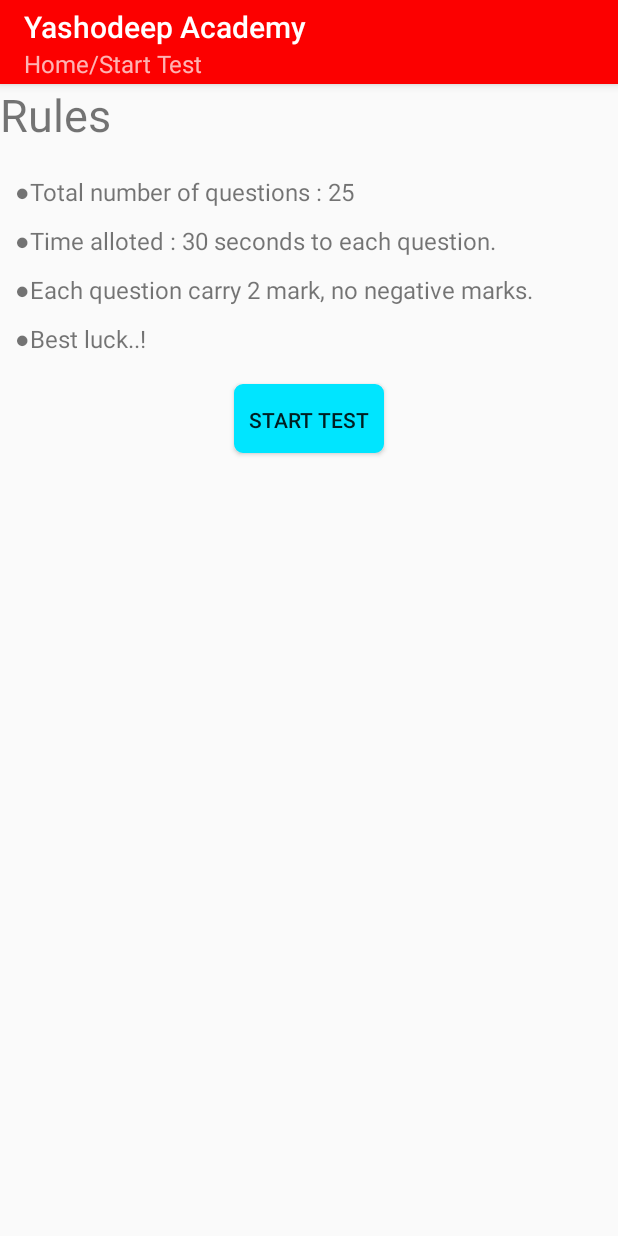
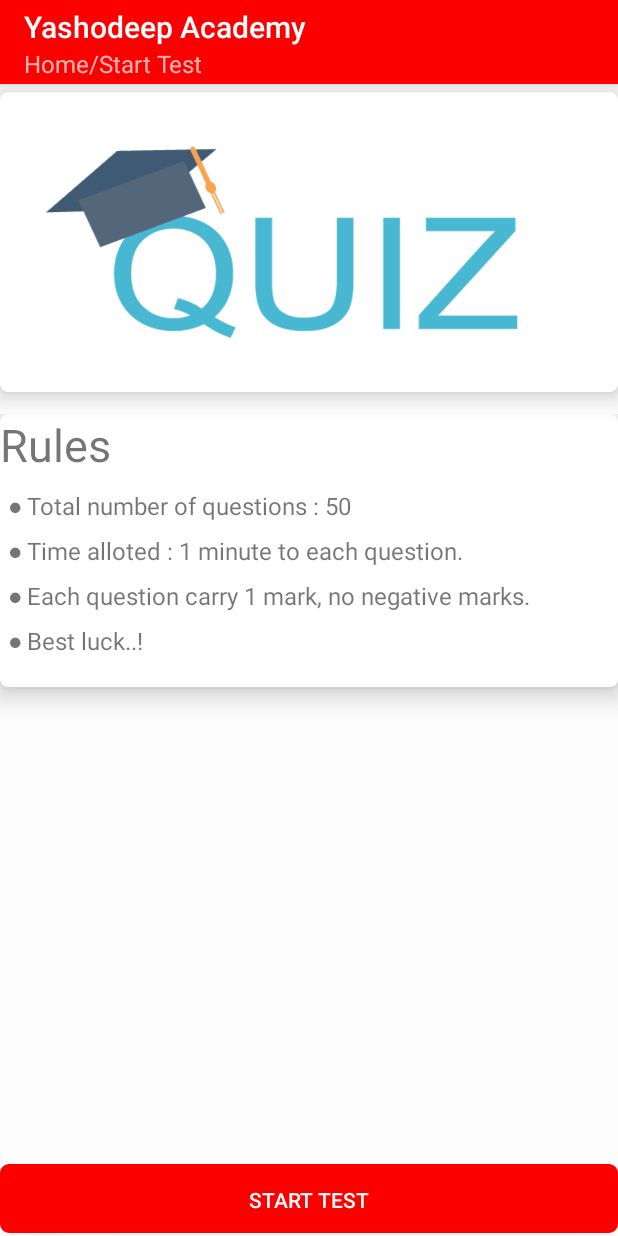
Before and after one commit to Akshay1213/YDAcademy, an Android app: the StartTest screen opened directly, with no data from a screen before it, on a phone screen of 412 x 824 dp. Run offline under Robolectric (Android 15) with nearby library versions, the phone set to English and light mode, and no system bars; our stand-ins replace ButterKnife; network calls fail.

Commit message:
test,result,description,adapter,container_result,start_test

```diff
--- a/app/src/main/java/com/example/user/ydacademy/AdapterResult.java
+++ b/app/src/main/java/com/example/user/ydacademy/AdapterResult.java
@@ -255,7 +255,6 @@ public class AdapterResult extends RecyclerView.Adapter<RecyclerView.ViewHolder>
                     .setAnimationDuration(400)
                     .setGravityToExpand(Gravity.CENTER)
                     .build();
-
         }
 
     }
--- a/app/src/main/java/com/example/user/ydacademy/DescriptionActivity.java
+++ b/app/src/main/java/com/example/user/ydacademy/DescriptionActivity.java
@@ -53,7 +53,7 @@ public class DescriptionActivity extends AppCompatActivity {
 
         Log.d("desc", arr[0]);
 
-        for (int i = 0; i < 25; i++) {
+        for (int i = 0; i < 50; i++) {
             DataResult testData = new DataResult();
             testData.imageURL = "http://yashodeepacademy.co.in/" + class1 + "/" + es + chapter + "/q" + (i + 1) + ".PNG";
             testData.userans = arr[0].charAt(i);
--- a/app/src/main/res/layout/activity_result.xml
+++ b/app/src/main/res/layout/activity_result.xml
@@ -64,7 +64,7 @@
 
                 <TextView
                     android:id="@+id/txt_Correct"
-                    android:layout_width="150dp"
+                    android:layout_width="110dp"
                     android:layout_column="2"
                     android:layout_marginTop="50dp"
                     android:background="@drawable/shape"
@@ -165,6 +165,7 @@
         android:layout_marginTop="100dp"
         android:background="@drawable/style"
         android:backgroundTint="#ff1744"
-        android:text="view Description" />
+        android:text="view Description"
+        android:textColor="@color/white" />
 
 </RelativeLayout>
--- a/app/src/main/res/layout/activity_start_test.xml
+++ b/app/src/main/res/layout/activity_start_test.xml
@@ -1,101 +1,166 @@
 <?xml version="1.0" encoding="utf-8"?>
 <RelativeLayout xmlns:android="http://schemas.android.com/apk/res/android"
+    xmlns:app="http://schemas.android.com/apk/res-auto"
     xmlns:tools="http://schemas.android.com/tools"
+    android:id="@+id/relativelayout"
     android:layout_width="match_parent"
     android:layout_height="match_parent"
+    android:background="@color/white"
     tools:context="com.example.user.ydacademy.StartTest">
 
-    <TableLayout xmlns:android="http://schemas.android.com/apk/res/android"
+    <android.support.v7.widget.CardView xmlns:android="http://schemas.android.com/apk/res/android"
+        xmlns:app="http://schemas.android.com/apk/res-auto"
+        android:layout_width="match_parent"
+        android:layout_height="wrap_content"
+        android:layout_marginBottom="10dp"
+        android:layout_marginLeft="0dp"
+        android:layout_marginRight="0dp"
+        android:layout_marginTop="5dp"
+        android:clickable="true"
+        android:clipChildren="false"
+        android:clipToPadding="false"
+        android:divider="@android:color/transparent"
+        android:dividerHeight="5.0px"
+        android:elevation="1dp"
+        android:foreground="?android:attr/selectableItemBackground"
+        app:cardCornerRadius="5dp"
+        app:cardElevation="10dp"
+        app:cardPreventCornerOverlap="true">
+
+
+        <ImageView
+            android:id="@+id/iv_quiz"
+            android:layout_width="match_parent"
+            android:layout_height="200dp"
+            android:background="@drawable/quiz" />
+    </android.support.v7.widget.CardView>
+
+
+    <LinearLayout xmlns:android="http://schemas.android.com/apk/res/android"
         xmlns:tools="http://schemas.android.com/tools"
+        android:id="@+id/rules"
         android:layout_width="match_parent"
         android:layout_height="match_parent"
+        android:layout_marginTop="220dp"
         tools:context="com.example.user.adapter_imageview.start_Test">
 
-       <TextView
-           android:layout_width="match_parent"
-           android:layout_height="wrap_content"
-           android:text="Rules"
-           android:textSize="30dp"/>
-
-        <TableRow>
+        <android.support.v7.widget.CardView xmlns:android="http://schemas.android.com/apk/res/android"
+            xmlns:app="http://schemas.android.com/apk/res-auto"
+            android:id="@+id/layoutpersonalinfo"
+            android:layout_width="match_parent"
+            android:layout_height="wrap_content"
+            android:layout_marginBottom="10dp"
+            android:layout_marginLeft="0dp"
+            android:layout_marginRight="0dp"
+            android:layout_marginTop="0dp"
+            android:clickable="true"
+            android:clipChildren="false"
+            android:clipToPadding="false"
+            android:divider="@android:color/transparent"
+            android:dividerHeight="5.0px"
+            android:elevation="1dp"
+            android:foreground="?android:attr/selectableItemBackground"
+            app:cardCornerRadius="5dp"
+            app:cardElevation="10dp"
+            app:cardPreventCornerOverlap="true">
 
             <TextView
+                android:id="@+id/txt_rules"
+                android:layout_width="match_parent"
+                android:layout_height="wrap_content"
+                android:text="Rules"
+                android:textSize="30dp" />
+
+
+            <TextView
+                android:layout_width="wrap_content"
+                android:layout_height="wrap_content"
                 android:layout_column="1"
-                android:layout_marginLeft="10dp"
-                android:layout_marginTop="20dp"
+                android:layout_marginLeft="5dp"
+                android:layout_marginTop="50dp"
                 android:text="\u25CF"
                 android:textSize="16dp"></TextView>
 
             <TextView
                 android:layout_width="wrap_content"
+                android:layout_height="wrap_content"
                 android:layout_column="2"
-                android:layout_marginTop="20dp"
-                android:text="Total number of questions : 25"
+                android:layout_marginLeft="18dp"
+                android:layout_marginTop="50dp"
+                android:text="Total number of questions : 50"
                 android:textSize="16dp"></TextView>
-        </TableRow>
 
-        <TableRow>
 
             <TextView
+                android:layout_width="wrap_content"
+                android:layout_height="wrap_content"
                 android:layout_column="1"
-                android:layout_marginLeft="10dp"
-                android:layout_marginTop="10dp"
+                android:layout_marginLeft="5dp"
+                android:layout_marginTop="80dp"
                 android:text="\u25CF"
                 android:textSize="16dp"></TextView>
 
             <TextView
                 android:layout_width="wrap_content"
+                android:layout_height="wrap_content"
                 android:layout_column="2"
-                android:layout_marginTop="10dp"
-                android:text="Time alloted : 30 seconds to each question."
+                android:layout_marginLeft="18dp"
+                android:layout_marginTop="80dp"
+                android:text="Time alloted : 1 minute to each question."
                 android:textSize="16dp"></TextView>
-        </TableRow>
 
-        <TableRow>
 
             <TextView
+                android:layout_width="wrap_content"
+                android:layout_height="wrap_content"
                 android:layout_column="1"
-                android:layout_marginLeft="10dp"
-                android:layout_marginTop="10dp"
+                android:layout_marginLeft="5dp"
+                android:layout_marginTop="110dp"
                 android:text="\u25CF"
                 android:textSize="16dp"></TextView>
 
             <TextView
                 android:layout_width="wrap_content"
+                android:layout_height="wrap_content"
                 android:layout_column="2"
-                android:layout_marginTop="10dp"
-                android:text="Each question carry 2 mark, no negative marks."
+                android:layout_marginLeft="18dp"
+                android:layout_marginTop="110dp"
+                android:text="Each question carry 1 mark, no negative marks."
                 android:textSize="16dp"></TextView>
-        </TableRow>
 
-        <TableRow>
 
             <TextView
+                android:layout_width="wrap_content"
+                android:layout_height="wrap_content"
                 android:layout_column="1"
-                android:layout_marginLeft="10dp"
-                android:layout_marginTop="10dp"
+                android:layout_marginLeft="5dp"
+                android:layout_marginTop="140dp"
                 android:text="\u25CF"
                 android:textSize="16dp"></TextView>
 
             <TextView
                 android:layout_width="wrap_content"
+                android:layout_height="wrap_content"
                 android:layout_column="2"
-                android:layout_marginTop="10dp"
+                android:layout_marginBottom="20dp"
+                android:layout_marginLeft="18dp"
+                android:layout_marginTop="140dp"
                 android:text="Best luck..!"
                 android:textSize="16dp"></TextView>
-        </TableRow>
 
-
-    </TableLayout>
+        </android.support.v7.widget.CardView>
+    </LinearLayout>
 
     <Button
         android:id="@+id/btn_startTest"
-        android:layout_width="100dp"
+        android:layout_width="match_parent"
         android:layout_height="wrap_content"
+        android:layout_alignParentBottom="true"
         android:layout_centerHorizontal="true"
-        android:layout_marginTop="200dp"
+        android:layout_marginTop="0dp"
         android:background="@drawable/style"
-        android:backgroundTint="#00e5ff"
-        android:text="start test" />
+        android:backgroundTint="@color/colorPrimaryDark"
+        android:text="start test"
+        android:textColor="@color/white" />
 
 </RelativeLayout>
```
Also changed, not shown: app/src/main/java/com/example/user/ydacademy/ResultActivity.java (+11 -14 lines), app/src/main/java/com/example/user/ydacademy/TestActivity.java (+9 -11 lines), app/src/main/res/layout/activity_test.xml (+17 -18 lines), app/src/main/res/layout/container_result.xml (+6 -5 lines), app/src/main/res/drawable/clock.png (added), app/src/main/res/drawable/quiz.png (added).
